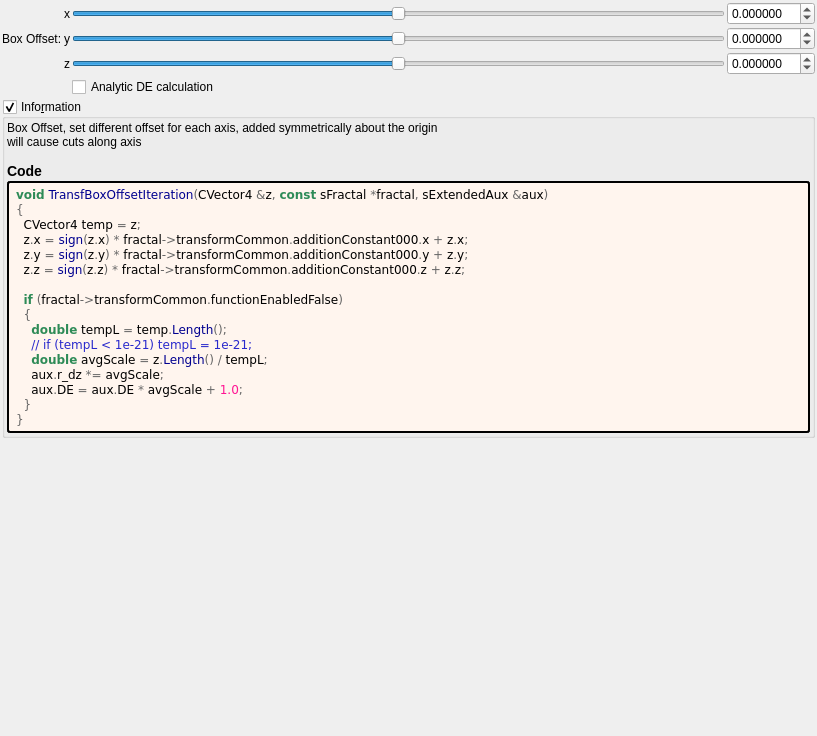
Old version of the form mandelbulber2/formula/ui/fractal_transf_box_offset.ui in the repository buddhi1980/mandelbulber2.
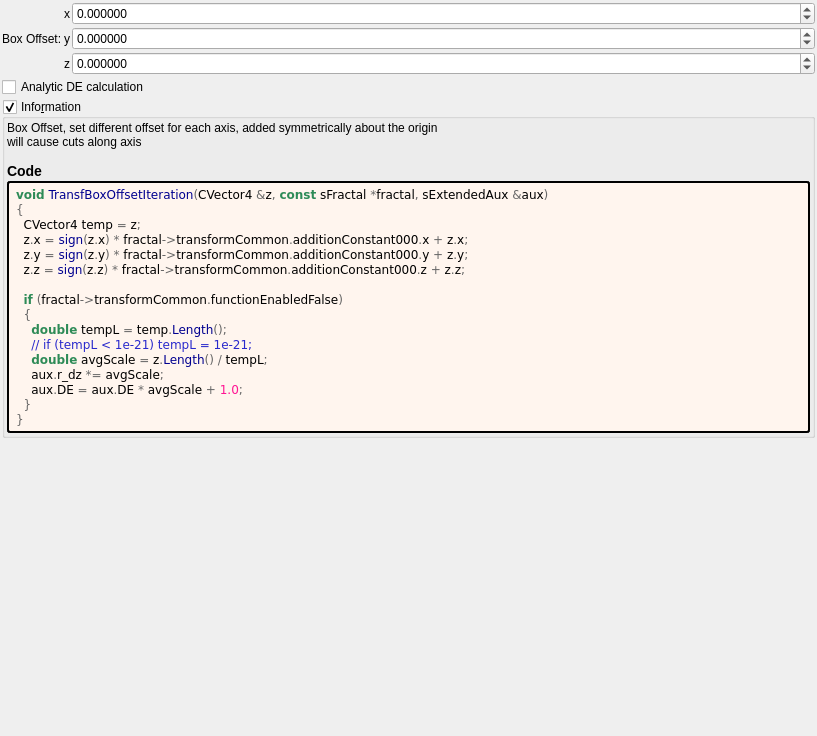
New version of the form. Custom widgets are drawn as their Qt base class.

```diff
--- a/mandelbulber2/formula/ui/fractal_transf_box_offset.ui
+++ b/mandelbulber2/formula/ui/fractal_transf_box_offset.ui
@@ -30,7 +30,7 @@
     <number>2</number>
    </property>
    <item>
-    <layout class="QGridLayout" name="gridLayout">
+    <layout class="QGridLayout" name="gridLayout" columnstretch="0,0,0,1">
      <property name="spacing">
       <number>2</number>
      </property>
@@ -48,56 +48,6 @@
        </property>
       </widget>
      </item>
-     <item row="1" column="2">
-      <widget class="QSlider" name="slider3_transf_addition_constant_y">
-       <property name="sizePolicy">
-        <sizepolicy hsizetype="Expanding" vsizetype="Maximum">
-         <horstretch>0</horstretch>
-         <verstretch>0</verstretch>
-        </sizepolicy>
-       </property>
-       <property name="minimum">
-        <number>-10000000</number>
-       </property>
-       <property name="maximum">
-        <number>10000000</number>
-       </property>
-       <property name="value">
-        <number>0</number>
-       </property>
-       <property name="sliderPosition">
-        <number>0</number>
-       </property>
-       <property name="orientation">
-        <enum>Qt::Horizontal</enum>
-       </property>
-      </widget>
-     </item>
-     <item row="2" column="2">
-      <widget class="QSlider" name="slider3_transf_addition_constant_z">
-       <property name="sizePolicy">
-        <sizepolicy hsizetype="Expanding" vsizetype="Maximum">
-         <horstretch>0</horstretch>
-         <verstretch>0</verstretch>
-        </sizepolicy>
-       </property>
-       <property name="minimum">
-        <number>-10000000</number>
-       </property>
-       <property name="maximum">
-        <number>10000000</number>
-       </property>
-       <property name="value">
-        <number>0</number>
-       </property>
-       <property name="sliderPosition">
-        <number>0</number>
-       </property>
-       <property name="orientation">
-        <enum>Qt::Horizontal</enum>
-       </property>
-      </widget>
-     </item>
      <item row="0" column="0" rowspan="3">
       <widget class="QLabel" name="label_108">
        <property name="text">
@@ -140,31 +90,6 @@
        </property>
       </widget>
      </item>
-     <item row="0" column="2">
-      <widget class="QSlider" name="slider3_transf_addition_constant_x">
-       <property name="sizePolicy">
-        <sizepolicy hsizetype="Expanding" vsizetype="Maximum">
-         <horstretch>0</horstretch>
-         <verstretch>0</verstretch>
-        </sizepolicy>
-       </property>
-       <property name="minimum">
-        <number>-10000000</number>
-       </property>
-       <property name="maximum">
-        <number>10000000</number>
-       </property>
-       <property name="value">
-        <number>0</number>
-       </property>
-       <property name="sliderPosition">
-        <number>0</number>
-       </property>
-       <property name="orientation">
-        <enum>Qt::Horizontal</enum>
-       </property>
-      </widget>
-     </item>
      <item row="2" column="3">
       <widget class="MyDoubleSpinBox" name="spinbox3_transf_addition_constant_z">
        <property name="sizePolicy">
@@ -221,18 +146,18 @@
        </property>
       </widget>
      </item>
-     <item row="3" column="2">
-      <widget class="QCheckBox" name="checkBox_transf_function_enabled_false">
-       <property name="toolTip">
-        <string>&lt;html&gt;&lt;head/&gt;&lt;body&gt;&lt;p&gt;Can sometimes improve render quality when using analytic DE&lt;/p&gt;&lt;/body&gt;&lt;/html&gt;</string>
-       </property>
-       <property name="text">
-        <string>Analytic DE calculation</string>
-       </property>
-      </widget>
-     </item>
     </layout>
    </item>
+   <item>
+    <widget class="QCheckBox" name="checkBox_transf_function_enabled_false">
+     <property name="toolTip">
+      <string>&lt;html&gt;&lt;head/&gt;&lt;body&gt;&lt;p&gt;Can sometimes improve render quality when using analytic DE&lt;/p&gt;&lt;/body&gt;&lt;/html&gt;</string>
+     </property>
+     <property name="text">
+      <string>Analytic DE calculation</string>
+     </property>
+    </widget>
+   </item>
    <item>
     <widget class="MyGroupBox" name="groupCheck_info">
      <property name="title">
```
Left out of the diff: 4 changed lines with no effect on the pictures.
